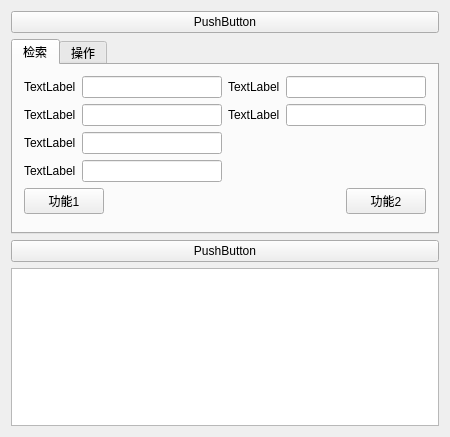
zx9229/myexe, file businessClient/mainwindow.ui: the form before one commit.
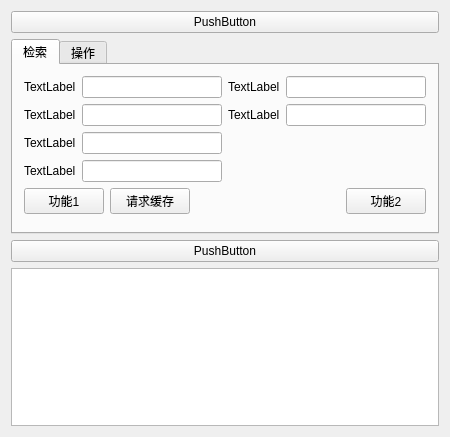
The form after the commit.

What changed in the file:
```diff
--- a/businessClient/mainwindow.ui
+++ b/businessClient/mainwindow.ui
@@ -98,6 +98,13 @@
             </property>
            </widget>
           </item>
+          <item>
+           <widget class="QPushButton" name="pushButton_reqServerCache">
+            <property name="text">
+             <string>请求缓存</string>
+            </property>
+           </widget>
+          </item>
           <item>
            <spacer name="horizontalSpacer_2">
             <property name="orientation">
```
